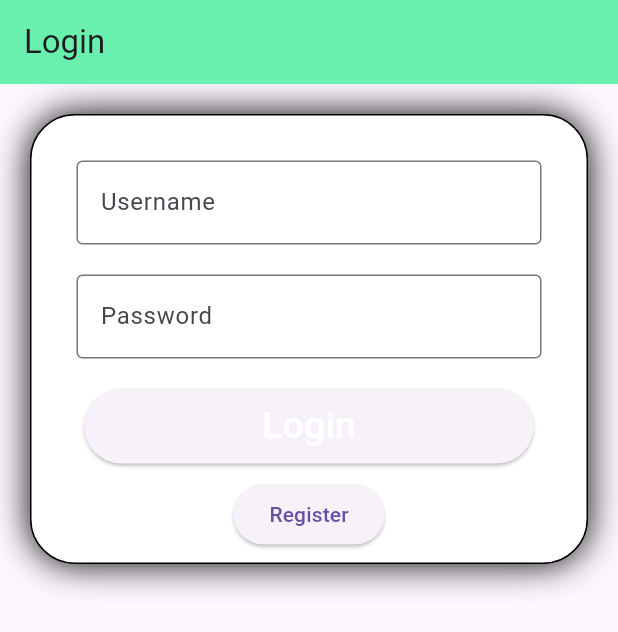
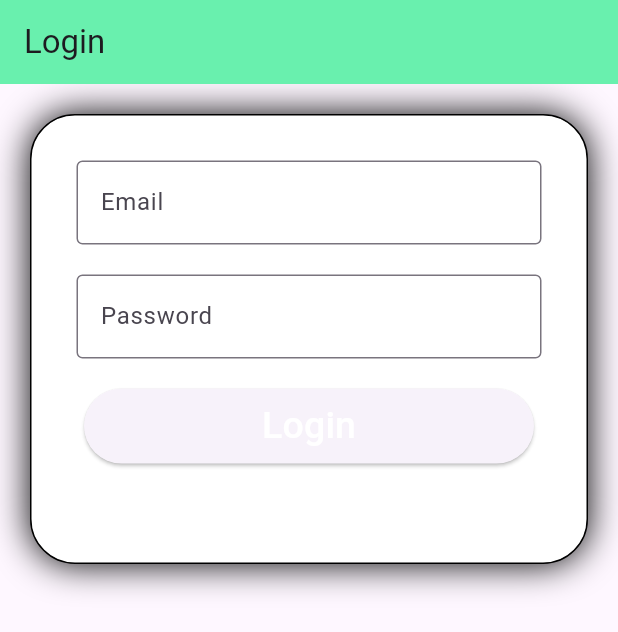
Before and after one commit to IMRMT/UAS_ET, a Flutter app: the screen it shows after launch, after a tap on "Login", on a phone screen of 412 x 824 dp. Shown: the top 632 px of the screen. Run offline on Flutter 3.47's test engine with Material 3 defaults, Android fonts, the phone set to English and light mode, and no system bars; our stand-ins replace shared_preferences; network calls fail.

Commit message:
login fixed

```diff
--- a/lib/Screen/login.dart
+++ b/lib/Screen/login.dart
@@ -1,13 +1,13 @@
 import 'dart:convert';
 
-import 'package:et_uas/Screen/register.dart';
 import 'package:et_uas/main.dart';
 import 'package:flutter/material.dart';
 import 'package:shared_preferences/shared_preferences.dart';
 import 'package:http/http.dart' as http;
 
+String _user_id = '';
+String _user_email = '';
 String _user_name = '';
-String _user_id = '';
 String _user_password = '';
 String error_login = '';
 
@@ -23,6 +23,9 @@ class MyLogin extends StatelessWidget {
     );
   }
 }
+
+
+
 
 class Login extends StatefulWidget {
   @override
@@ -53,19 +56,21 @@ class _LoginState extends State<Login> {
               padding: EdgeInsets.all(10),
               child: TextField(
                 onChanged: (v) {
-                  _user_name = v;
-                  _user_password = v;
+                  _user_email = v;
                 },
                 decoration: InputDecoration(
                     border: OutlineInputBorder(),
-                    labelText: 'Username',
-                    hintText: 'Enter your username'),
+                    labelText: 'Email',
+                    hintText: 'Enter valid email id as abc@gmail.com'),
               ),
             ),
             Padding(
               padding: EdgeInsets.all(10),
               //padding: EdgeInsets.symmetric(horizontal: 15),
               child: TextField(
+                onChanged: (v) {
+                  _user_password = v;
+                },
                 obscureText: true,
                 decoration: InputDecoration(
                     border: OutlineInputBorder(),
@@ -90,17 +95,9 @@ class _LoginState extends State<Login> {
                     ),
                   ),
                 )),
-            ElevatedButton(
-                // style: ButtonStyle(backgroundColor:),
-                onPressed: () {
-                  Navigator.push(context,
-                      MaterialPageRoute(builder: (context) => Register()));
-                },
-                child: Text("Register")),
           ]),
         ));
   }
-
   void doLogin() async {
     //later, we use web service here to check the user id and password
     // final prefs = await SharedPreferences.getInstance();
@@ -108,15 +105,17 @@ class _LoginState extends State<Login> {
     // main();\
     final response = await http.post(
         Uri.parse("https://ubaya.me/flutter/160421056/uas/login.php"),
-        body: {'user_name': _user_name, 'user_password': _user_password});
+        body: {'user_email': _user_email, 'user_password': _user_password});
     if (response.statusCode == 200) {
       Map json = jsonDecode(response.body);
       if (json['result'] == 'success') {
         final prefs = await SharedPreferences.getInstance();
-        prefs.setString("user_name", _user_name);
-        prefs.setString("user_id", _user_id);
+        prefs.setString("user_email", _user_email);
+        prefs.setString("user_id", json['user_id']);
+        prefs.setString("user_name", json['user_name']);
         main();
-      } else {
+      }
+      else {
         setState(() {
           error_login = "Incorrect user or password";
         });
--- a/lib/main.dart
+++ b/lib/main.dart
@@ -7,13 +7,13 @@ import 'package:flutter/material.dart';
 import 'package:shared_preferences/shared_preferences.dart';
 
 String active_user = "";
-String _user_id = "";
+String _user_email = "";
 int top_score = 0;
 
 Future<String> checkUser() async {
   final prefs = await SharedPreferences.getInstance();
-  String user_id = prefs.getString("user_id") ?? '';
-  return user_id;
+  String user_email = prefs.getString("user_email") ?? '';
+  return user_email;
 }
 
 void main() {
@@ -172,7 +172,7 @@ class _MyHomePageState extends State<MyHomePage> {
 
   void doLogout() async {
     final prefs = await SharedPreferences.getInstance();
-    prefs.remove("user_id");
+    prefs.remove("user_email");
     main();
   }
 }
```
